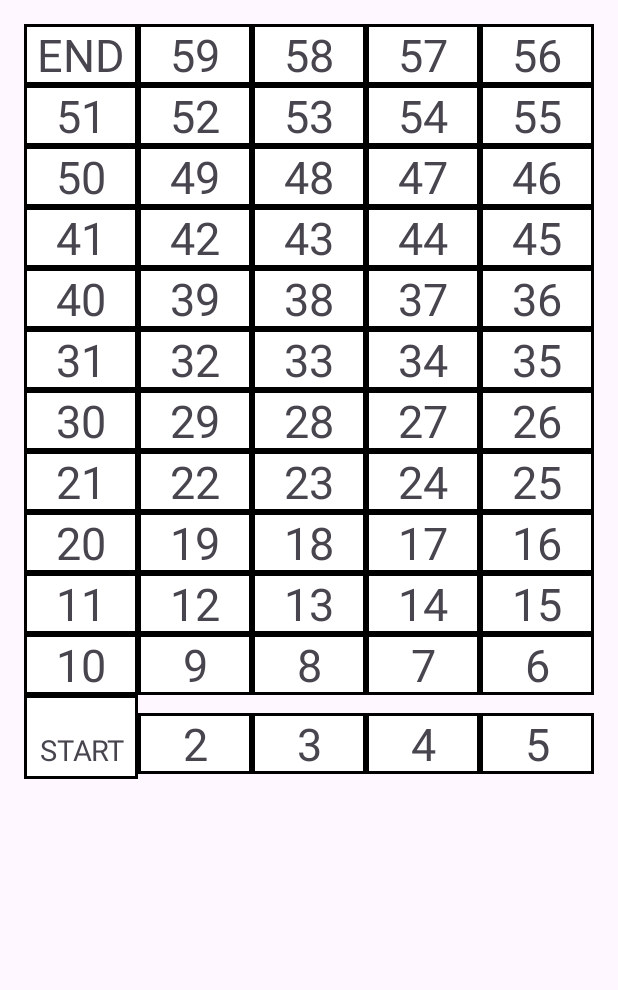
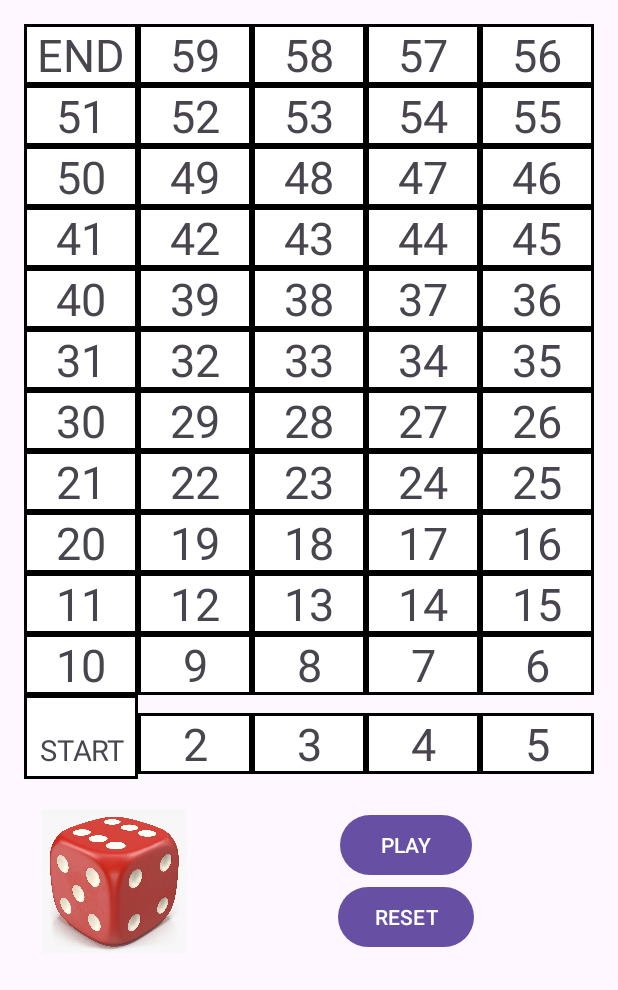
Before and after one commit to NeroXerith/MobileDev_SnakeANDLadders_Recreation, an Android app: the screen it shows after launch (MainActivity), on a phone screen of 412 x 824 dp. Shown: the top 990 px of the screen. Run offline under Robolectric (Android 15) with nearby library versions, the phone set to English and light mode, and no system bars.

Commit message:
Image and buttons added

```diff
--- a/app/src/main/res/layout/activity_main.xml
+++ b/app/src/main/res/layout/activity_main.xml
@@ -15,4 +15,38 @@
         android:layout_height="wrap_content">
     </TableLayout>
 
+    <LinearLayout
+        android:layout_width="match_parent"
+        android:layout_height="wrap_content"
+        android:layout_marginTop="20dp"
+        android:orientation="horizontal">
+
+        <ImageView
+            android:layout_width="120dp"
+            android:layout_height="match_parent"
+            android:layout_gravity="start"
+            android:layout_marginEnd="10dp"
+            android:src="@drawable/dice"/>
+
+    <LinearLayout
+        android:layout_width="match_parent"
+        android:layout_height="wrap_content"
+        android:layout_weight="1"
+        android:orientation="vertical">
+
+        <Button
+            android:layout_width="wrap_content"
+            android:layout_height="wrap_content"
+            android:text="PLAY"
+            android:layout_gravity="center">
+        </Button>
+
+        <Button
+            android:layout_width="wrap_content"
+            android:layout_height="wrap_content"
+            android:layout_gravity="center"
+            android:text="RESET"></Button>
+
+    </LinearLayout>
 </LinearLayout>
+    </LinearLayout>
```
Also changed, not shown: app/src/main/res/drawable/dice.jpg (added).
